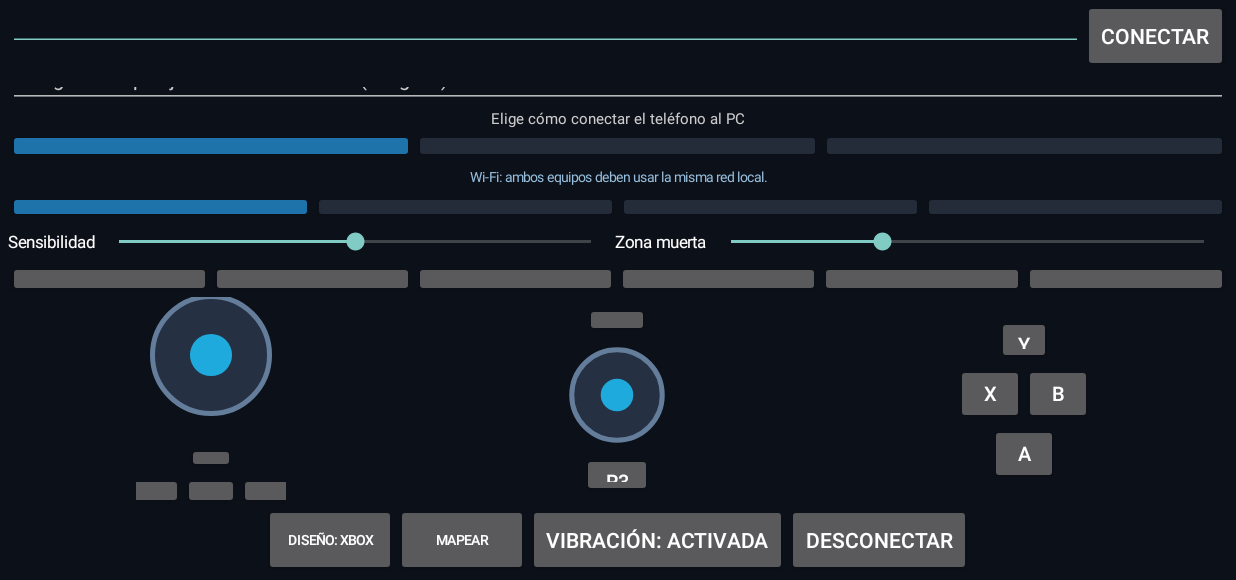
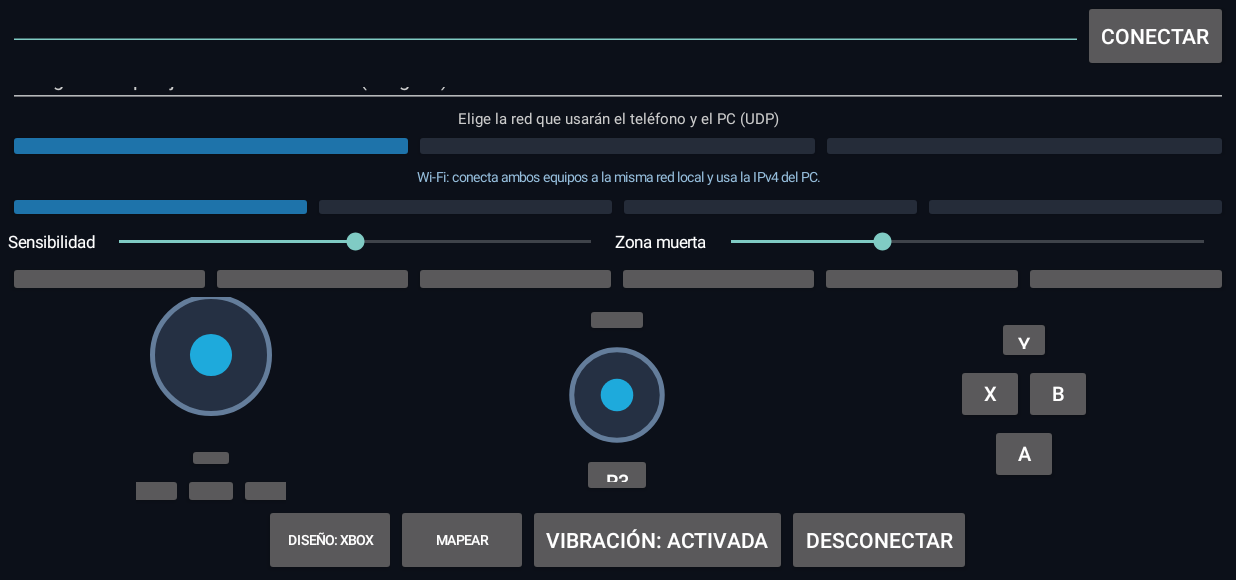
Before and after one commit to pruebadejoseholaaas-coder/Nexora-Gamepad-, an Android app: the screen it shows after launch (MainActivity), on a phone screen of 824 x 412 dp (held sideways), the part 38-618 px from its top. Run offline under Robolectric (Android 15) with nearby library versions, the phone set to English and light mode, and no system bars.

Commit message:
Clarify Wi-Fi USB and Bluetooth PAN connection setup

```diff
--- a/android/app/src/main/java/com/nexora/gamepad/MainActivity.kt
+++ b/android/app/src/main/java/com/nexora/gamepad/MainActivity.kt
@@ -109,7 +109,7 @@ class MainActivity : Activity() {
             setHintTextColor(Color.LTGRAY)
         }
         root.addView(codeField, LinearLayout.LayoutParams(-1, 36))
-        root.addView(TextView(this).apply { text = "Elige cómo conectar el teléfono al PC"; textSize = 10f; setTextColor(Color.LTGRAY); gravity = Gravity.CENTER })
+        root.addView(TextView(this).apply { text = "Elige la red que usarán el teléfono y el PC (UDP)"; textSize = 10f; setTextColor(Color.LTGRAY); gravity = Gravity.CENTER })
         val transportRow = LinearLayout(this).apply { gravity = Gravity.CENTER }
         val transportOptions = listOf("WIFI" to "WI-FI", "USB" to "USB", "BLUETOOTH" to "BLUETOOTH")
         transportOptions.forEach { (key, label) ->
@@ -337,9 +337,9 @@ class MainActivity : Activity() {
     private fun updateTransportHelp() {
         if (!::transportHelp.isInitialized) return
         transportHelp.text = when (transport) {
-            "USB" -> "USB: conecta el cable y activa Anclaje USB en Android."
-            "BLUETOOTH" -> "Bluetooth: empareja el PC y activa Anclaje Bluetooth."
-            else -> "Wi-Fi: ambos equipos deben usar la misma red local."
+            "USB" -> "USB: conecta el cable, activa Anclaje USB y usa en el PC la IPv4 del adaptador USB."
+            "BLUETOOTH" -> "Bluetooth: empareja ambos equipos, activa Anclaje Bluetooth/PAN y usa la IPv4 del adaptador Bluetooth en el PC."
+            else -> "Wi-Fi: conecta ambos equipos a la misma red local y usa la IPv4 del PC."
         }
         transportButtons.forEach { (key, button) ->
             val selected = key == transport
```
